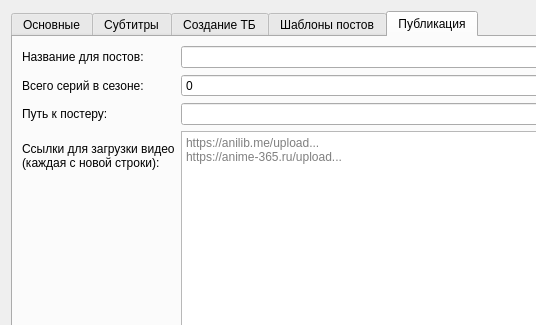
First picture: the form in ui/templateeditor.ui, repository IceHoles/DubbingTool, before the edit; both pictures show x 0 to 536 and y 0 to 325 of the 750 by 750 pixel window.
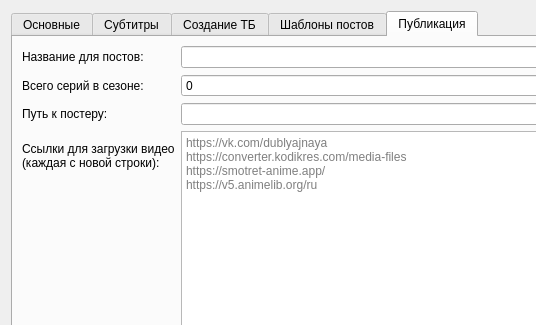
Second picture: the form after the edit. The open tabs and pages were chosen to show the change. Custom widgets are drawn as their Qt base class.

Commit message:
Add template defaults baseline, editor validation, update upload URLs
- Introduce ReleaseTemplate::newTemplateDefaults() for empty-field checks and placeholders

- TemplateEditor: prompt when fields match new-template defaults; unify cast splitting for save/validation/duplicates

- Default upload URLs: kodikres converter, smotret-anime.app, v5.animelib.org/ru; UI placeholder aligned

- Move template helper wiring from MainWindow to TemplateEditor

Patch:
```diff
--- a/ui/templateeditor.ui
+++ b/ui/templateeditor.ui
@@ -883,8 +883,10 @@
           <string>URL страниц загрузки на трекеры (Anilib, Anime365 и т.д.): по одному на строку; подставляются в посты и кнопку «Открыть ссылки» на вкладке публикации.</string>
          </property>
          <property name="placeholderText">
-          <string>https://anilib.me/upload...
-https://anime-365.ru/upload...</string>
+          <string>https://vk.com/dublyajnaya
+https://converter.kodikres.com/media-files
+https://smotret-anime.app/
+https://v5.animelib.org/ru</string>
          </property>
         </widget>
        </item>
```
The commit also changes 5 other files.
